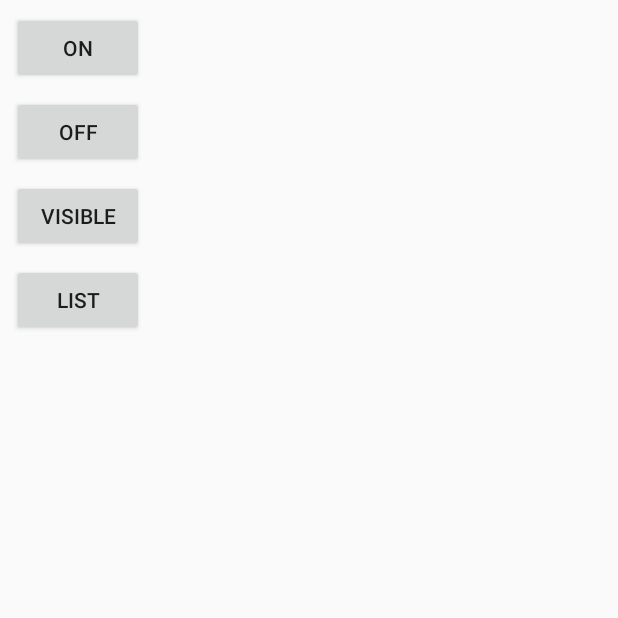
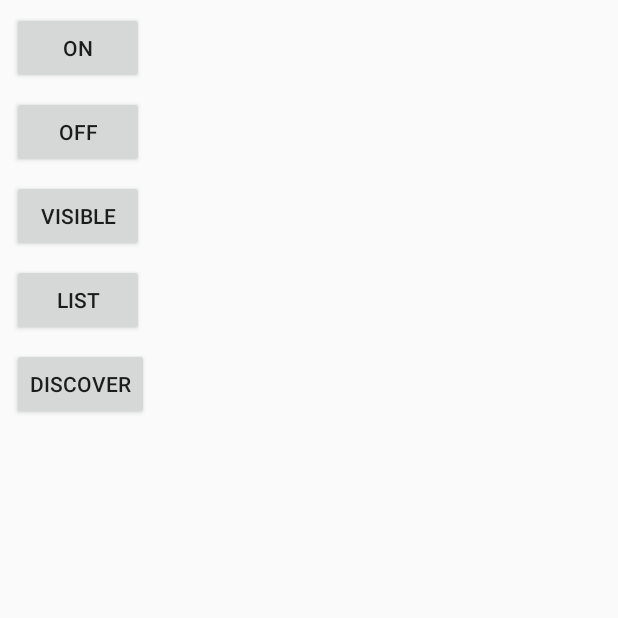
Before and after one commit to Tsiruan/DSDL, an Android app: the screen it shows after launch (MainActivity), on a phone screen of 412 x 824 dp, the top half of it. Run offline under Robolectric (Android 15) with nearby library versions, the phone set to English and light mode, and no system bars.

Commit message:
bluetooth discovery

```diff
--- a/app/src/main/java/tw/edu/ntu/csie/bluetooth/MainActivity.java
+++ b/app/src/main/java/tw/edu/ntu/csie/bluetooth/MainActivity.java
@@ -5,6 +5,10 @@ import android.bluetooth.BluetoothAdapter;
 import android.bluetooth.BluetoothDevice;
 
 import android.content.Intent;
+import android.content.IntentFilter;
+import android.content.BroadcastReceiver;
+import android.content.Context;
+
 import android.os.Bundle;
 import android.view.View;
 
@@ -17,30 +21,64 @@ import java.util.ArrayList;
 import java.util.Set;
 
 public class MainActivity extends Activity  {
-    Button b1,b2,b3,b4;
+    Button b1,b2,b3,b4,b5;
     private BluetoothAdapter BA;
-    private Set<BluetoothDevice>pairedDevices;
+    private ArrayAdapter<String> mBTArrayAdapter;
+    private Set<BluetoothDevice> pairedDevices;
     ListView lv;
+
+    ArrayList list = new ArrayList();
 
     @Override
     protected void onCreate(Bundle savedInstanceState) {
         super.onCreate(savedInstanceState);
         setContentView(R.layout.activity_main);
 
-        b1 = (Button)findViewById(R.id.button);
-        b2 = (Button)findViewById(R.id.button2);
-        b3 = (Button)findViewById(R.id.button3);
-        b4 = (Button)findViewById(R.id.button4);
+        b1 = (Button)findViewById(R.id.bluetoothOn);
+        b2 = (Button)findViewById(R.id.bluetoothOff);
+        b3 = (Button)findViewById(R.id.listPaired);
+        b4 = (Button)findViewById(R.id.bluetoothVisible);
+        b5 = (Button)findViewById(R.id.discover);
+        lv = (ListView)findViewById(R.id.listView);
+        mBTArrayAdapter = new ArrayAdapter<String> (this,android.R.layout.simple_list_item_1);
+
 
         BA = BluetoothAdapter.getDefaultAdapter();
-        lv = (ListView)findViewById(R.id.listView);
 
-        if (BA == null)
-        {
-            System.out.println ("BluetoothAdapter is null");
+        // Register for broadcasts when a device is discovered.
+        IntentFilter filter = new IntentFilter(BluetoothDevice.ACTION_FOUND);
+        registerReceiver(mReceiver, filter);
+
+        if (BA == null) {
+            // Device doesn't support bluetooth
+            Toast.makeText(getApplicationContext(), "Bluetooth unsupported", Toast.LENGTH_LONG).show();
         }
     }
 
+
+
+    // Create a BroadcastReceiver for ACTION_FOUND.
+    private final BroadcastReceiver mReceiver = new BroadcastReceiver() {
+        @Override
+        public void onReceive(Context context, Intent intent) {
+            String action = intent.getAction();
+            if (BluetoothDevice.ACTION_FOUND.equals(action)) {
+                // Discovery has found a device. Get the BluetoothDevice
+                // object and its info from the Intent.
+                BluetoothDevice device = intent.getParcelableExtra(BluetoothDevice.EXTRA_DEVICE);
+                String deviceName = device.getName();
+                String deviceHardwareAddress = device.getAddress(); // MAC address
+
+                list.add(deviceName);
+                final ArrayAdapter adapter = new ArrayAdapter(context,android.R.layout.simple_list_item_1, list);
+                lv.setAdapter(adapter);
+            }
+        }
+    };
+
+
+
+    // turn on bluetooth
     public void on(View v){
         if (!BA.isEnabled()) {
             Intent turnOn = new Intent(BluetoothAdapter.ACTION_REQUEST_ENABLE);
@@ -51,22 +89,52 @@ public class MainActivity extends Activity  {
         }
     }
 
+    // turn off bluetooth
     public void off(View v){
         BA.disable();
         Toast.makeText(getApplicationContext(), "Turned off" ,Toast.LENGTH_LONG).show();
     }
 
 
+    // make device visible
     public void visible(View v){
         Intent getVisible = new Intent(BluetoothAdapter.ACTION_REQUEST_DISCOVERABLE);
         startActivityForResult(getVisible, 0);
     }
 
 
+    // discover devices
+    public void discover(View v){
+        list.clear();
+        Toast.makeText(getApplicationContext(), "Showing Discovered Devices",Toast.LENGTH_SHORT).show();
+        final ArrayAdapter adapter = new ArrayAdapter(this,android.R.layout.simple_list_item_1, list);
+        lv.setAdapter(adapter);
+
+        // Check if the device is already discovering
+        if(BA.isDiscovering()){
+            BA.cancelDiscovery();
+            Toast.makeText(getApplicationContext(),"Discovery stopped",Toast.LENGTH_SHORT).show();
+        }
+        else{
+            if(BA.isEnabled()) {
+                mBTArrayAdapter.clear(); // clear items
+                BA.startDiscovery();
+                Toast.makeText(getApplicationContext(), "Discovery start", Toast.LENGTH_SHORT).show();
+                registerReceiver(mReceiver, new IntentFilter(BluetoothDevice.ACTION_FOUND));
+            }
+            else{
+                Toast.makeText(getApplicationContext(), "Bluetooth not on", Toast.LENGTH_SHORT).show();
+            }
+        }
+    }
+
+
+    // list paired devices
     public void list(View v){
         pairedDevices = BA.getBondedDevices();
 
-        ArrayList list = new ArrayList();
+        //ArrayList list = new ArrayList();
+        list.clear();
 
         for(BluetoothDevice bt : pairedDevices) list.add(bt.getName());
         Toast.makeText(getApplicationContext(), "Showing Paired Devices",Toast.LENGTH_SHORT).show();
@@ -75,4 +143,13 @@ public class MainActivity extends Activity  {
 
         lv.setAdapter(adapter);
     }
+
+
+    @Override
+    protected void onDestroy() {
+        super.onDestroy();
+
+        // unregister the ACTION_FOUND receiver.
+        unregisterReceiver(mReceiver);
+    }
 }
--- a/app/src/main/res/layout/activity_main.xml
+++ b/app/src/main/res/layout/activity_main.xml
@@ -8,7 +8,7 @@
 
 
     <Button
-        android:id="@+id/button"
+        android:id="@+id/bluetoothOn"
         android:layout_width="wrap_content"
         android:layout_height="wrap_content"
         android:onClick="on"
@@ -19,7 +19,7 @@
         android:layout_marginTop="8dp" />
 
     <Button
-        android:id="@+id/button2"
+        android:id="@+id/bluetoothOff"
         android:layout_width="wrap_content"
         android:layout_height="wrap_content"
         android:onClick="off"
@@ -27,21 +27,21 @@
         android:layout_marginLeft="8dp"
         app:layout_constraintLeft_toLeftOf="parent"
         android:layout_marginTop="8dp"
-        app:layout_constraintTop_toBottomOf="@+id/button" />
+        app:layout_constraintTop_toBottomOf="@+id/bluetoothOn" />
 
     <Button
-        android:id="@+id/button3"
+        android:id="@+id/listPaired"
         android:layout_width="wrap_content"
         android:layout_height="wrap_content"
+        android:layout_marginLeft="8dp"
+        android:layout_marginTop="8dp"
         android:onClick="list"
         android:text="list"
-        android:layout_marginLeft="8dp"
         app:layout_constraintLeft_toLeftOf="parent"
-        android:layout_marginTop="8dp"
-        app:layout_constraintTop_toBottomOf="@+id/button4" />
+        app:layout_constraintTop_toBottomOf="@+id/bluetoothVisible" />
 
     <Button
-        android:id="@+id/button4"
+        android:id="@+id/bluetoothVisible"
         android:layout_width="wrap_content"
         android:layout_height="wrap_content"
         android:onClick="visible"
@@ -49,7 +49,7 @@
         android:layout_marginLeft="8dp"
         app:layout_constraintLeft_toLeftOf="parent"
         android:layout_marginTop="8dp"
-        app:layout_constraintTop_toBottomOf="@+id/button2" />
+        app:layout_constraintTop_toBottomOf="@+id/bluetoothOff" />
 
     <ListView
         android:id="@+id/listView"
@@ -63,4 +63,15 @@
         app:layout_constraintLeft_toLeftOf="parent"
         app:layout_constraintHorizontal_bias="0.961"
         android:layout_marginStart="8dp" />
+
+    <Button
+        android:id="@+id/discover"
+        android:layout_width="wrap_content"
+        android:layout_height="wrap_content"
+        android:onClick="discover"
+        android:text="Discover"
+        android:layout_marginTop="8dp"
+        app:layout_constraintTop_toBottomOf="@+id/listPaired"
+        android:layout_marginLeft="8dp"
+        app:layout_constraintLeft_toLeftOf="parent" />
 </android.support.constraint.ConstraintLayout>
```
